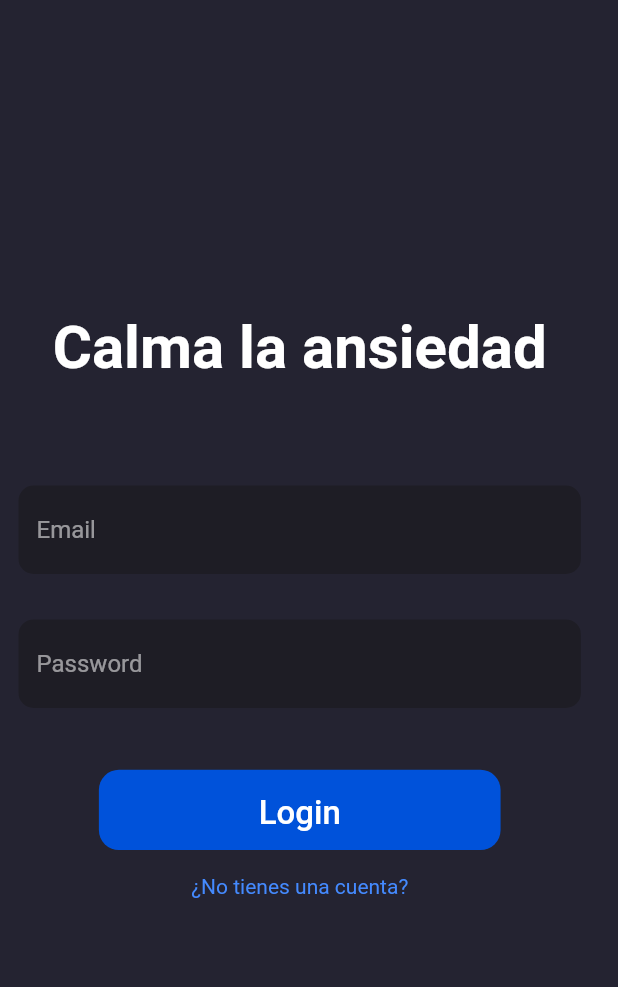
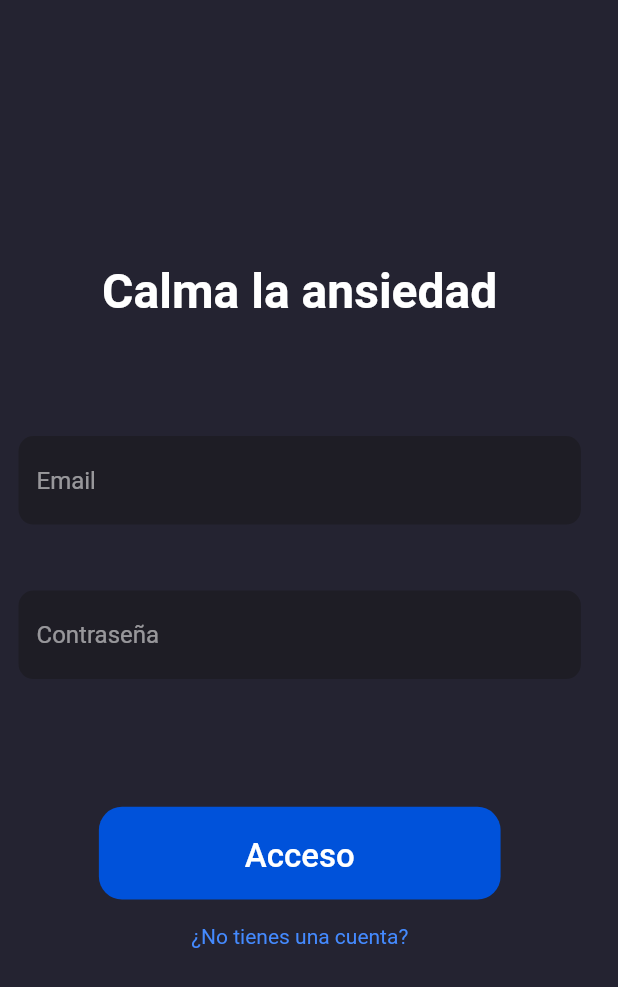
Before and after one commit to ranitaram/calma_la_ansiedad, a Flutter app: the screen it shows after launch, on a phone screen of 412 x 824 dp. Shown: the top 987 px of the screen. Run offline on Flutter 3.47's test engine with Material 2 defaults, Android fonts, the phone set to English and light mode, and no system bars; our stand-ins replace cloud_firestore, file_picker, firebase_analytics, firebase_auth, firebase_core, flutter_keyboard_visibility and 5 more; accounts and stored records are empty.

Commit message:
arreglando pequeños detalles en el diseño

```diff
--- a/lib/pages/login_page.dart
+++ b/lib/pages/login_page.dart
@@ -81,7 +81,7 @@
         'Calma la ansiedad',
         style: TextStyle(
           color: Colors.white,
-          fontSize: 40,
+          fontSize: 32,
           fontWeight: FontWeight.w600,
         ),
       ),
@@ -90,7 +90,7 @@
 
   Widget _loginForm() {
     return Container(
-      height: _deviceHeight * 0.18,
+      height: _deviceHeight * 0.25,
       child: Form(
         key: _loginFormKey,
         child: Column(
@@ -98,7 +98,8 @@
           mainAxisAlignment: MainAxisAlignment.spaceBetween,
           crossAxisAlignment: CrossAxisAlignment.center,
           children: [
-            CustomTextFormField(
+            Expanded(
+              child: CustomTextFormField(
                   onSaved: (_value) {
                     setState(() {
                       _email = _value;
@@ -108,15 +109,18 @@
                       r"^[a-zA-Z0-9.a-zA-Z0-9.!#$%&'*+-/=?^_`{|}~]+@[a-zA-Z0-9]+\.[a-zA-Z]+",
                   hintText: "Email",
                   obscureText: false),
-            CustomTextFormField(
+            ),
+            Expanded(
+              child: CustomTextFormField(
                   onSaved: (_value) {
                     setState(() {
                       _password = _value;
                     });
                   },
                   regEx: r".{6,}",
-                hintText: "Password",
+                  hintText: "Contraseña",
                   obscureText: true),
+            )
           ],
         ),
       ),
@@ -125,8 +129,8 @@
 
   Widget _loginButton() {
     return RoundedButton(
-      name: "Login",
-      height: _deviceHeight * 0.065,
+      name: "Acceso",
+      height: _deviceHeight * 0.075,
       width: _deviceWidth * 0.65,
       onPressed: () {
         if (_loginFormKey.currentState!.validate()) {
--- a/lib/pages/register_page.dart
+++ b/lib/pages/register_page.dart
@@ -133,7 +133,7 @@
                   });
                 },
                 regEx: r'.{6,}',
-                hintText: "Name",
+                hintText: "Nombre",
                 obscureText: false),
             CustomTextFormField(
                 onSaved: (_value) {
@@ -152,7 +152,7 @@
                   });
                 },
                 regEx: r".{6,}",
-                hintText: "Password",
+                hintText: "Contraseña",
                 obscureText: true),
           ],
         ),
@@ -162,8 +162,8 @@
 
   Widget _registerButton() {
     return RoundedButton(
-      name: "Register",
-      height: _deviceHeight * 0.065,
+      name: "Registro",
+      height: _deviceHeight * 0.075,
       width: _deviceWidth * 0.65,
       onPressed: () async {
         if (_registerFormKey.currentState!.validate() &&
```
Also changed, not shown: lib/pages/tranquilidad_page.dart (+6 -7 lines). Lines whose indentation alone changed are shown as unchanged.
